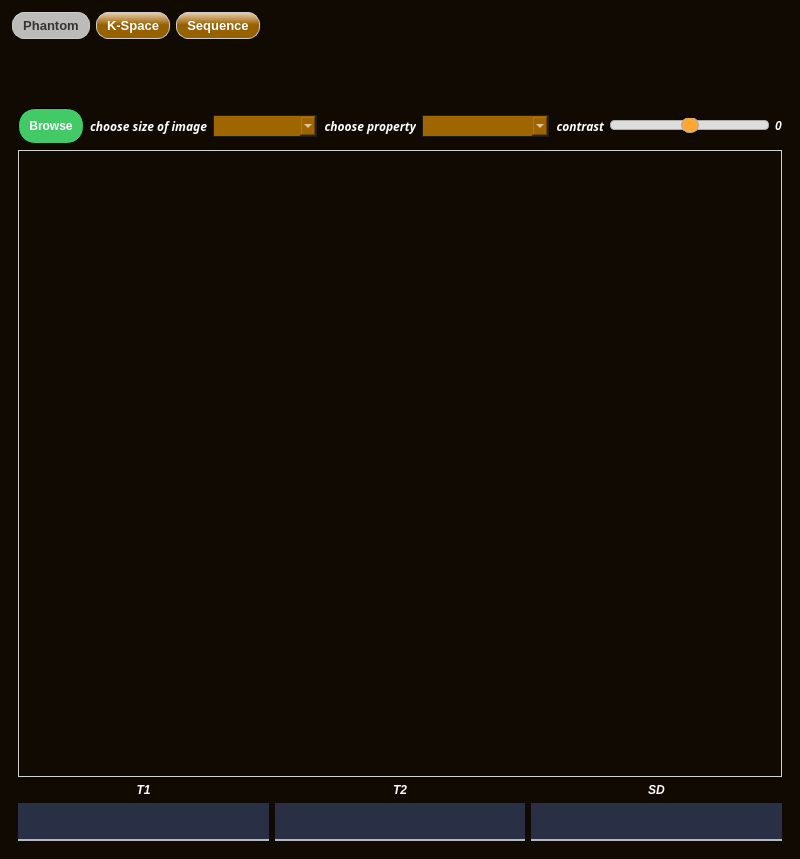
The window that gui.ui (HamzaJamal782/MRI-Image-reconstruction-) describes before a commit, drawn with Qt 5.
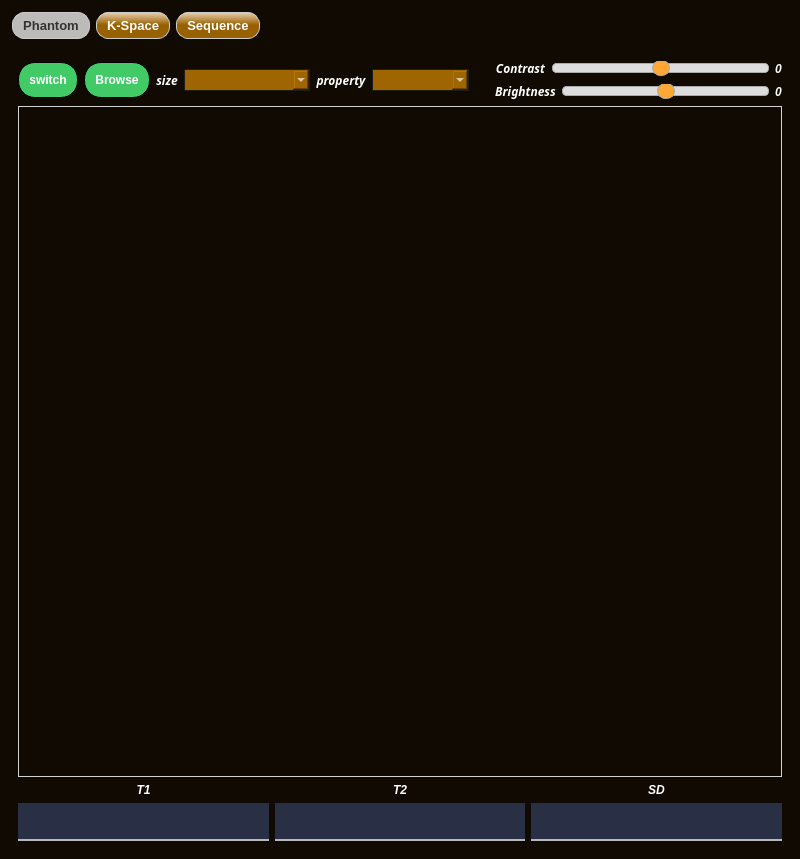
The same window after the commit. Icons and pictures are not drawn.

Commit message: add brightness fun and modify contrast function

The edit to the form file:
```diff
--- a/gui.ui
+++ b/gui.ui
@@ -315,10 +315,39 @@
         <item row="0" column="0">
          <layout class="QVBoxLayout" name="verticalLayout_5">
           <property name="topMargin">
-           <number>57</number>
+           <number>0</number>
           </property>
           <item>
-           <layout class="QHBoxLayout" name="horizontalLayout_3" stretch="0,0,0,0">
+           <widget class="Line" name="line">
+            <property name="sizePolicy">
+             <sizepolicy hsizetype="MinimumExpanding" vsizetype="Fixed">
+              <horstretch>0</horstretch>
+              <verstretch>0</verstretch>
+             </sizepolicy>
+            </property>
+            <property name="styleSheet">
+             <string notr="true">Line{
+background-color: qlineargradient(spread:pad, x1:1, y1:0.493909, x2:0, y2:0.511045, stop:0.0547264 rgba(211, 138, 44, 60), stop:0.462687 rgba(238, 152, 0, 255), stop:0.950249 rgba(211, 138, 44, 60));
+
+}</string>
+            </property>
+            <property name="lineWidth">
+             <number>0</number>
+            </property>
+            <property name="orientation">
+             <enum>Qt::Horizontal</enum>
+            </property>
+           </widget>
+          </item>
+          <item>
+           <layout class="QHBoxLayout" name="horizontalLayout_3" stretch="0,0,1,1,2">
+            <item>
+             <widget class="QPushButton" name="pushButton_Switch">
+              <property name="text">
+               <string>switch</string>
+              </property>
+             </widget>
+            </item>
             <item>
              <widget class="QPushButton" name="pushButton_Browse">
               <property name="text">
@@ -330,6 +359,12 @@
              <layout class="QHBoxLayout" name="horizontalLayout_5" stretch="0,1">
               <item>
                <widget class="QLabel" name="label_7">
+                <property name="sizePolicy">
+                 <sizepolicy hsizetype="MinimumExpanding" vsizetype="Preferred">
+                  <horstretch>0</horstretch>
+                  <verstretch>0</verstretch>
+                 </sizepolicy>
+                </property>
                 <property name="font">
                  <font>
                   <family>Josefin Sans,sans-serif</family>
@@ -340,17 +375,17 @@
                  </font>
                 </property>
                 <property name="text">
-                 <string>choose size of image</string>
+                 <string>size</string>
                 </property>
                 <property name="alignment">
-                 <set>Qt::AlignRight|Qt::AlignTrailing|Qt::AlignVCenter</set>
+                 <set>Qt::AlignCenter</set>
                 </property>
                </widget>
               </item>
               <item>
                <widget class="QComboBox" name="comboBox_size">
                 <property name="sizePolicy">
-                 <sizepolicy hsizetype="Preferred" vsizetype="Fixed">
+                 <sizepolicy hsizetype="MinimumExpanding" vsizetype="Fixed">
                   <horstretch>0</horstretch>
                   <verstretch>0</verstretch>
                  </sizepolicy>
@@ -363,6 +398,12 @@
              <layout class="QHBoxLayout" name="horizontalLayout" stretch="0,1">
               <item>
                <widget class="QLabel" name="label">
+                <property name="sizePolicy">
+                 <sizepolicy hsizetype="MinimumExpanding" vsizetype="Preferred">
+                  <horstretch>0</horstretch>
+                  <verstretch>0</verstretch>
+                 </sizepolicy>
+                </property>
                 <property name="font">
                  <font>
                   <family>Josefin Sans,sans-serif</family>
@@ -373,15 +414,22 @@
                  </font>
                 </property>
                 <property name="text">
-                 <string>choose property</string>
+                 <string>property</string>
                 </property>
                 <property name="alignment">
-                 <set>Qt::AlignRight|Qt::AlignTrailing|Qt::AlignVCenter</set>
+                 <set>Qt::AlignCenter</set>
                 </property>
                </widget>
               </item>
               <item>
-               <widget class="QComboBox" name="comboBox_property"/>
+               <widget class="QComboBox" name="comboBox_property">
+                <property name="sizePolicy">
+                 <sizepolicy hsizetype="MinimumExpanding" vsizetype="Fixed">
+                  <horstretch>0</horstretch>
+                  <verstretch>0</verstretch>
+                 </sizepolicy>
+                </property>
+               </widget>
               </item>
              </layout>
             </item>
@@ -390,8 +438,30 @@
               <property name="leftMargin">
                <number>0</number>
               </property>
+              <property name="topMargin">
+               <number>0</number>
+              </property>
+              <item>
+               <layout class="QVBoxLayout" name="verticalLayout_9">
+                <property name="leftMargin">
+                 <number>20</number>
+                </property>
+                <property name="topMargin">
+                 <number>0</number>
+                </property>
+                <item>
+                 <layout class="QHBoxLayout" name="horizontalLayout_7" stretch="0,1,0">
+                  <property name="leftMargin">
+                   <number>0</number>
+                  </property>
               <item>
                <widget class="QLabel" name="label_8">
+                    <property name="sizePolicy">
+                     <sizepolicy hsizetype="MinimumExpanding" vsizetype="Preferred">
+                      <horstretch>0</horstretch>
+                      <verstretch>0</verstretch>
+                     </sizepolicy>
+                    </property>
                 <property name="font">
                  <font>
                   <family>Josefin Sans,sans-serif</family>
@@ -401,11 +471,14 @@
                   <bold>true</bold>
                  </font>
                 </property>
+                    <property name="layoutDirection">
+                     <enum>Qt::LeftToRight</enum>
+                    </property>
                 <property name="text">
-                 <string>contrast</string>
+                     <string>Contrast</string>
                 </property>
                 <property name="alignment">
-                 <set>Qt::AlignRight|Qt::AlignTrailing|Qt::AlignVCenter</set>
+                     <set>Qt::AlignCenter</set>
                 </property>
                </widget>
               </item>
@@ -417,17 +490,20 @@
                   <verstretch>0</verstretch>
                  </sizepolicy>
                 </property>
+                    <property name="minimum">
+                     <number>50</number>
+                    </property>
                 <property name="maximum">
-                 <number>100</number>
+                     <number>150</number>
                 </property>
                 <property name="singleStep">
                  <number>10</number>
                 </property>
                 <property name="value">
-                 <number>50</number>
+                     <number>100</number>
                 </property>
                 <property name="sliderPosition">
-                 <number>50</number>
+                     <number>100</number>
                 </property>
                 <property name="orientation">
                  <enum>Qt::Horizontal</enum>
@@ -452,6 +528,86 @@
               </item>
              </layout>
             </item>
+                <item>
+                 <layout class="QHBoxLayout" name="horizontalLayout_10" stretch="0,1,0">
+                  <property name="leftMargin">
+                   <number>0</number>
+                  </property>
+                  <item>
+                   <widget class="QLabel" name="label_14">
+                    <property name="sizePolicy">
+                     <sizepolicy hsizetype="MinimumExpanding" vsizetype="Preferred">
+                      <horstretch>0</horstretch>
+                      <verstretch>0</verstretch>
+                     </sizepolicy>
+                    </property>
+                    <property name="font">
+                     <font>
+                      <family>Josefin Sans,sans-serif</family>
+                      <pointsize>9</pointsize>
+                      <weight>62</weight>
+                      <italic>true</italic>
+                      <bold>true</bold>
+                     </font>
+                    </property>
+                    <property name="text">
+                     <string>Brightness</string>
+                    </property>
+                    <property name="alignment">
+                     <set>Qt::AlignCenter</set>
+                    </property>
+                   </widget>
+                  </item>
+                  <item>
+                   <widget class="QSlider" name="slider_brightness">
+                    <property name="sizePolicy">
+                     <sizepolicy hsizetype="MinimumExpanding" vsizetype="Fixed">
+                      <horstretch>0</horstretch>
+                      <verstretch>0</verstretch>
+                     </sizepolicy>
+                    </property>
+                    <property name="minimum">
+                     <number>0</number>
+                    </property>
+                    <property name="maximum">
+                     <number>200</number>
+                    </property>
+                    <property name="singleStep">
+                     <number>10</number>
+                    </property>
+                    <property name="value">
+                     <number>100</number>
+                    </property>
+                    <property name="sliderPosition">
+                     <number>100</number>
+                    </property>
+                    <property name="orientation">
+                     <enum>Qt::Horizontal</enum>
+                    </property>
+                    <property name="tickPosition">
+                     <enum>QSlider::NoTicks</enum>
+                    </property>
+                    <property name="tickInterval">
+                     <number>0</number>
+                    </property>
+                   </widget>
+                  </item>
+                  <item>
+                   <widget class="QLabel" name="label_15">
+                    <property name="enabled">
+                     <bool>false</bool>
+                    </property>
+                    <property name="text">
+                     <string>0</string>
+                    </property>
+                   </widget>
+                  </item>
+                 </layout>
+                </item>
+               </layout>
+              </item>
+             </layout>
+            </item>
            </layout>
           </item>
           <item>
```
Left out of the diff: 16 changed lines with no effect on the pictures. Lines whose indentation alone changed are shown as unchanged. The commit also changes 2 other files.
